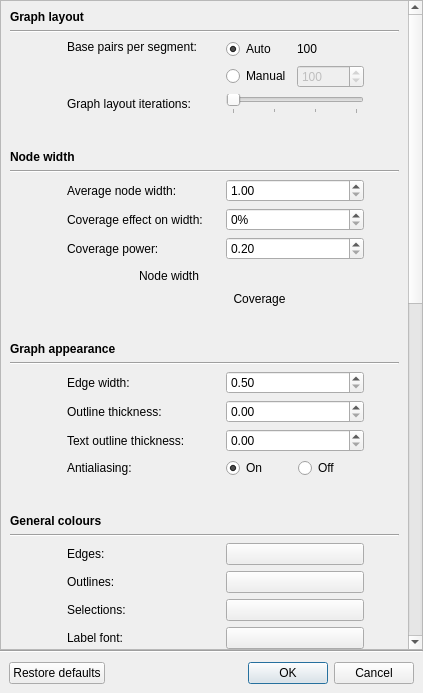
rrwick/Bandage, file ui/settingsdialog.ui: the form before one commit.
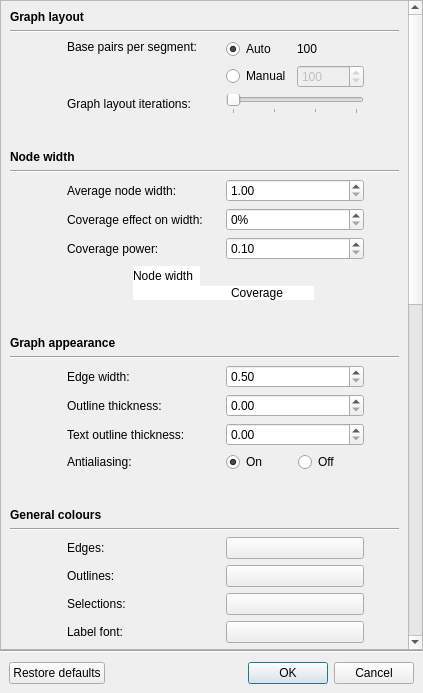
The form after the commit. Custom widgets are drawn as their Qt base class.

Commit message: Working on node width visual aid

The edit to the form file:
```diff
--- a/ui/settingsdialog.ui
+++ b/ui/settingsdialog.ui
@@ -40,7 +40,7 @@
         <x>0</x>
         <y>0</y>
         <width>404</width>
-        <height>1428</height>
+        <height>1422</height>
        </rect>
       </property>
       <layout class="QGridLayout" name="gridLayout_2">
@@ -1755,7 +1755,7 @@
           </sizepolicy>
          </property>
          <property name="minimum">
-          <double>0.200000000000000</double>
+          <double>0.100000000000000</double>
          </property>
          <property name="maximum">
           <double>1.000000000000000</double>
@@ -1780,6 +1780,25 @@
           <property name="bottomMargin">
            <number>0</number>
           </property>
+          <property name="spacing">
+           <number>0</number>
+          </property>
+          <item row="0" column="2">
+           <widget class="InfoTextWidget" name="nodeWidthPlotInfoText" native="true">
+            <property name="sizePolicy">
+             <sizepolicy hsizetype="Fixed" vsizetype="Fixed">
+              <horstretch>0</horstretch>
+              <verstretch>0</verstretch>
+             </sizepolicy>
+            </property>
+            <property name="minimumSize">
+             <size>
+              <width>16</width>
+              <height>16</height>
+             </size>
+            </property>
+           </widget>
+          </item>
           <item row="0" column="3">
            <widget class="VerticalLabel" name="label_37">
             <property name="sizePolicy">
@@ -1788,6 +1807,9 @@
               <verstretch>0</verstretch>
              </sizepolicy>
             </property>
+            <property name="styleSheet">
+             <string notr="true">background-color: rgb(255, 255, 255)</string>
+            </property>
             <property name="text">
              <string>Node width</string>
             </property>
@@ -1796,8 +1818,11 @@
             </property>
            </widget>
           </item>
-          <item row="1" column="4">
-           <widget class="QLabel" name="label_38">
+          <item row="2" column="6">
+           <widget class="QLabel" name="label_39">
+            <property name="styleSheet">
+             <string notr="true">background-color: rgb(255, 255, 255)</string>
+            </property>
             <property name="text">
              <string>Coverage</string>
             </property>
@@ -1806,7 +1831,7 @@
             </property>
            </widget>
           </item>
-          <item row="0" column="4">
+          <item row="0" column="6">
            <widget class="NodeWidthVisualAid" name="nodeWidthVisualAid" native="true">
             <property name="sizePolicy">
              <sizepolicy hsizetype="Expanding" vsizetype="Preferred">
@@ -1833,7 +1858,7 @@
             </property>
            </spacer>
           </item>
-          <item row="0" column="5">
+          <item row="0" column="7">
            <spacer name="horizontalSpacer_6">
             <property name="orientation">
              <enum>Qt::Horizontal</enum>
@@ -1849,19 +1874,35 @@
             </property>
            </spacer>
           </item>
-          <item row="0" column="2">
-           <widget class="InfoTextWidget" name="nodeWidthPlotInfoText" native="true">
+          <item row="0" column="4">
+           <widget class="QLabel" name="label_38">
             <property name="sizePolicy">
-             <sizepolicy hsizetype="Fixed" vsizetype="Fixed">
+             <sizepolicy hsizetype="Fixed" vsizetype="Preferred">
               <horstretch>0</horstretch>
               <verstretch>0</verstretch>
              </sizepolicy>
             </property>
             <property name="minimumSize">
              <size>
-              <width>16</width>
-              <height>16</height>
+              <width>5</width>
+              <height>0</height>
              </size>
+            </property>
+            <property name="styleSheet">
+             <string notr="true">background-color: rgb(255, 255, 255)</string>
+            </property>
+            <property name="text">
+             <string/>
+            </property>
+           </widget>
+          </item>
+          <item row="1" column="3" rowspan="2" colspan="2">
+           <widget class="QLabel" name="label_40">
+            <property name="styleSheet">
+             <string notr="true">background-color: rgb(255, 255, 255)</string>
+            </property>
+            <property name="text">
+             <string/>
             </property>
            </widget>
           </item>
```
The commit also changes 1 other file.
